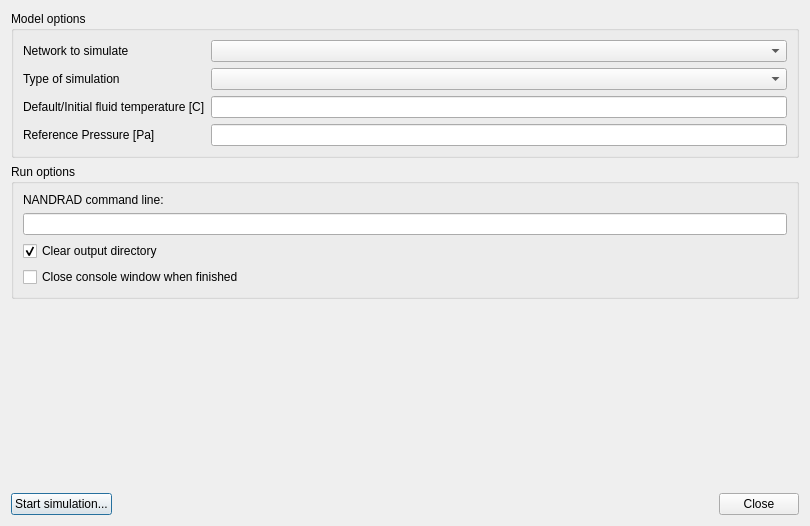
First picture: the form in SIM-VICUS/src/SVSimulationStartNetworkSim.ui, repository ghorwin/SIM-VICUS, before the edit.
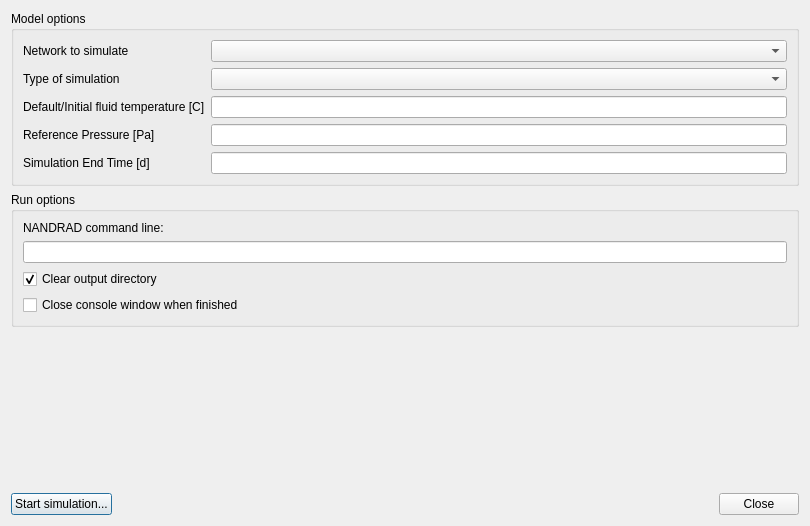
Second picture: the form after the edit. Custom widgets are drawn as their Qt base class.

Commit message: allow editing of network heat exchange properties, edit transformation to nandrad network

The edit to the form file:
```diff
--- a/SIM-VICUS/src/SVSimulationStartNetworkSim.ui
+++ b/SIM-VICUS/src/SVSimulationStartNetworkSim.ui
@@ -64,6 +64,16 @@
         </property>
        </widget>
       </item>
+      <item row="4" column="1">
+       <widget class="QtExt::ValidatingLineEdit" name="lineEditEndTime"/>
+      </item>
+      <item row="4" column="0">
+       <widget class="QLabel" name="label_6">
+        <property name="text">
+         <string>Simulation End Time [d]</string>
+        </property>
+       </widget>
+      </item>
      </layout>
     </widget>
    </item>
```
The commit also changes 19 other files.
